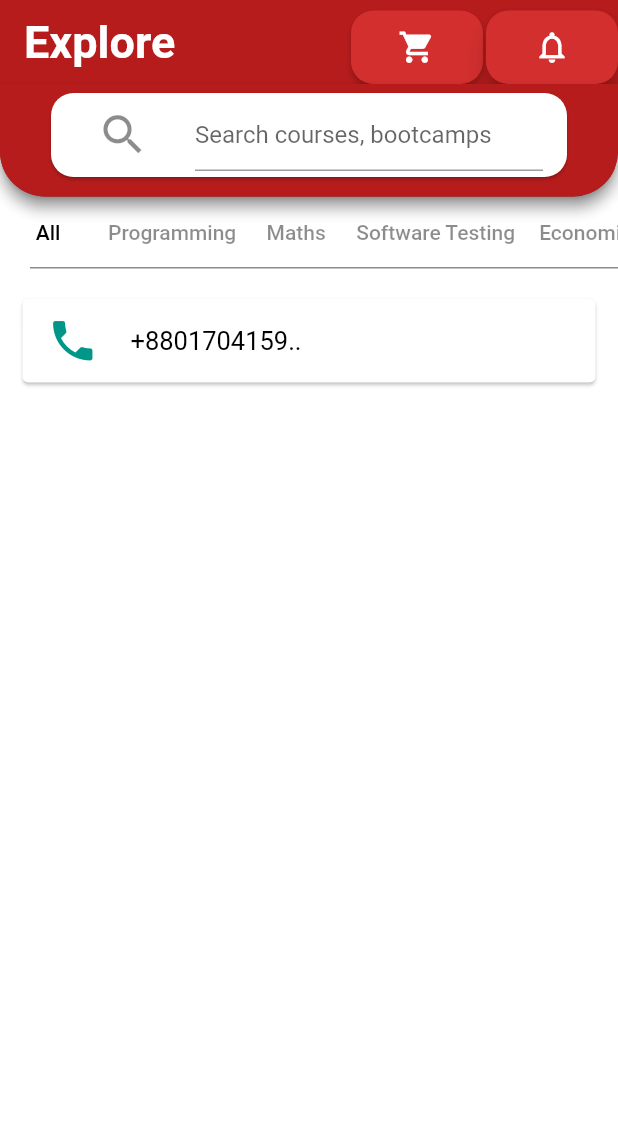
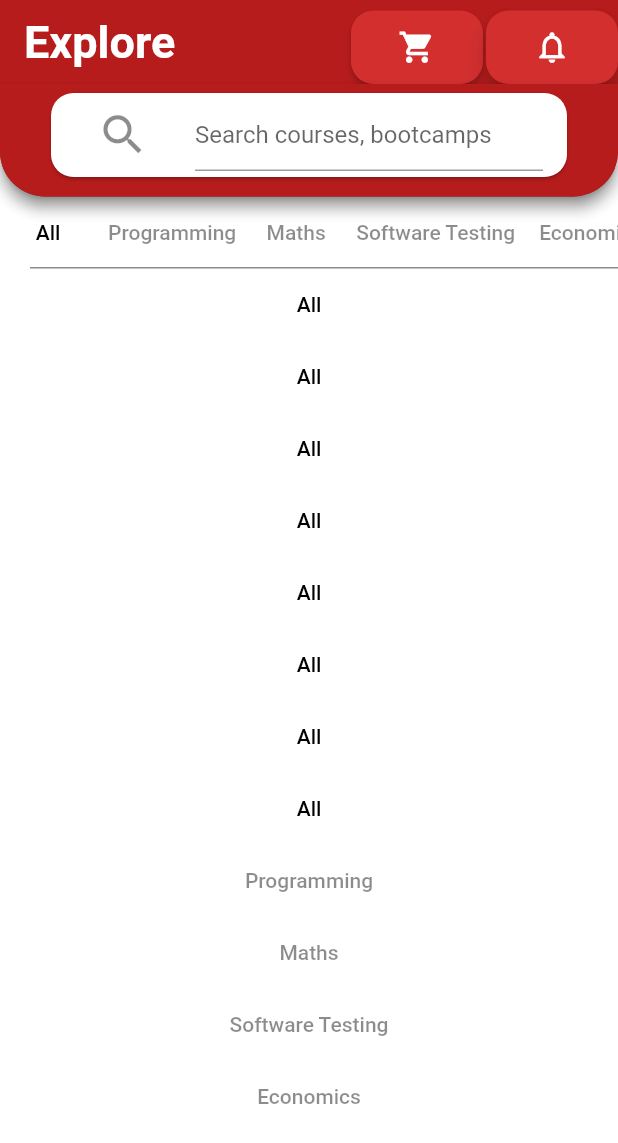
Before and after one commit to niamul64/FlutterProjects, a Flutter app: the screen it shows after launch, on a phone screen of 412 x 824 dp. Shown: the top 1143 px of the screen. Run offline on Flutter 3.47's test engine with Material 2 defaults, Android fonts, the phone set to English and light mode, and no system bars; our stand-ins replace audioplayers, font_awesome_flutter, rflutter_alert.

Commit message:
body scroll added

```diff
--- a/Project for EKT/first_work/lib/page1.dart
+++ b/Project for EKT/first_work/lib/page1.dart
@@ -105,12 +105,7 @@ class _Page1State extends State<Page1> {
         ),
 
       body: SafeArea(
-
-
         child:  Column(
-
-
-
           children:  <Widget>[
             SingleChildScrollView(
               keyboardDismissBehavior: ScrollViewKeyboardDismissBehavior.onDrag,
@@ -186,44 +181,174 @@ class _Page1State extends State<Page1> {
                 color: Colors.black45, // The color to use when painting the line.
               ),
             ),
-        Column(
-          children: [
-            Card(
-              color: Colors.white,
-              margin: EdgeInsets.fromLTRB(15,20,15,0),//left, top, right, bottom
-              child: ListTile(
-                leading:  Icon(
-                  Icons.phone,
-                  size: 35,
-                  color: Colors.teal,
 
-                ),
-                title: Text(
+///main body scroll
+        Expanded(
+          child: SingleChildScrollView(
 
-                  '+8801704159..',
-                  style: TextStyle(
-                    color:Colors.black,
-                    fontSize: 17,
+            keyboardDismissBehavior: ScrollViewKeyboardDismissBehavior.onDrag,
+            scrollDirection: Axis.vertical,
+
+            child: Column(
+              children: <Widget>[
+                TextButton(
+                  onPressed: () {
+                    // Respond to button press
+                  },
+
+                  child: Text("All",
+                    style: TextStyle(
+                      color: Colors.black,
+                      backgroundColor: Colors.white38,
+
+                    ),
                   ),
                 ),
-              ),
+                TextButton(
+                  onPressed: () {
+                    // Respond to button press
+                  },
 
+                  child: Text("All",
+                    style: TextStyle(
+                      color: Colors.black,
+                      backgroundColor: Colors.white38,
+
+                    ),
+                  ),
+                ),
+                TextButton(
+                  onPressed: () {
+                    // Respond to button press
+                  },
+
+                  child: Text("All",
+                    style: TextStyle(
+                      color: Colors.black,
+                      backgroundColor: Colors.white38,
+
+                    ),
+                  ),
+                ),
+                TextButton(
+                  onPressed: () {
+                    // Respond to button press
+                  },
+
+                  child: Text("All",
+                    style: TextStyle(
+                      color: Colors.black,
+                      backgroundColor: Colors.white38,
+
+                    ),
+                  ),
+                ),
+                TextButton(
+                  onPressed: () {
+                    // Respond to button press
+                  },
+
+                  child: Text("All",
+                    style: TextStyle(
+                      color: Colors.black,
+                      backgroundColor: Colors.white38,
+
+                    ),
+                  ),
+                ),
+                TextButton(
+                  onPressed: () {
+                    // Respond to button press
+                  },
+
+                  child: Text("All",
+                    style: TextStyle(
+                      color: Colors.black,
+                      backgroundColor: Colors.white38,
+
+                    ),
+                  ),
+                ),
+                TextButton(
+                  onPressed: () {
+                    // Respond to button press
+                  },
+
+                  child: Text("All",
+                    style: TextStyle(
+                      color: Colors.black,
+                      backgroundColor: Colors.white38,
+
+                    ),
+                  ),
+                ),
+                TextButton(
+                  onPressed: () {
+                    // Respond to button press
+                  },
+
+                  child: Text("All",
+                    style: TextStyle(
+                      color: Colors.black,
+                      backgroundColor: Colors.white38,
+
+                    ),
+                  ),
+                ),
+                TextButton(
+                  onPressed: () {
+                    // Respond to button press
+                  },
+                  child: Text("Programming",
+                    style: TextStyle(
+                        color: Colors.black45
+                    ),
+
+                  ),
+                ),
+                TextButton(
+                  onPressed: () {
+                    // Respond to button press
+                  },
+                  child: Text("Maths",
+                    style: TextStyle(
+                        color: Colors.black45
+                    ),
+                  ),
+                ),
+                TextButton(
+                  onPressed: () {
+                    // Respond to button press
+                  },
+                  child: Text("Software Testing",
+                    style: TextStyle(
+                        color: Colors.black45
+                    ),
+                  ),
+                ),
+                TextButton(
+                  onPressed: () {
+                    // Respond to button press
+                  },
+                  child: Text("Economics",
+                    style: TextStyle(
+                        color: Colors.black45
+                    ),
+                  ),
+                ),
+              ],
             ),
 
-          ],
+          ),
+
         ),
+
+          ///main bodyb scroll
 
 
           ],
         ),
-
-
       ),
-
-
-
-
-
       ),
     );
   }
```
